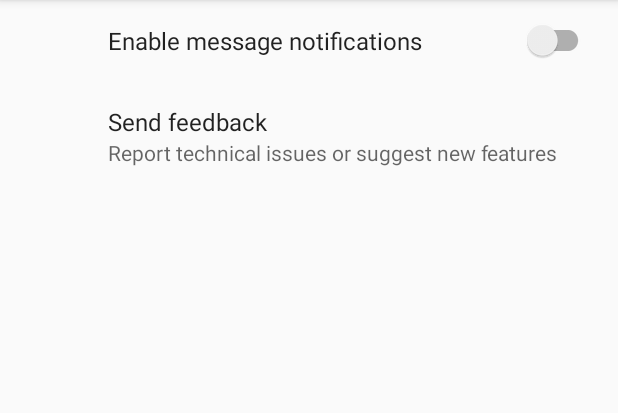
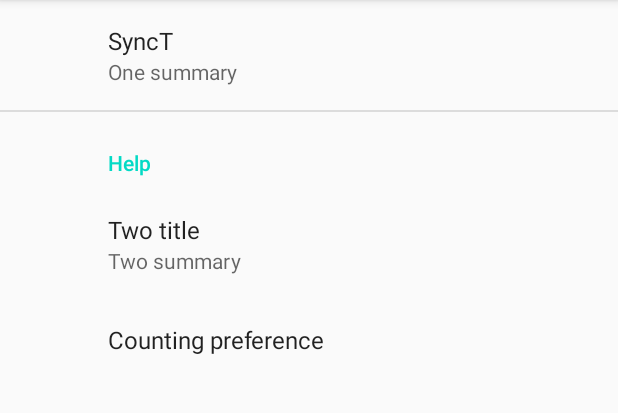
Before and after one commit to dreamlvxx/PreferenceKtDemo, an Android app: the screen it shows after launch (MainActivity), on a phone screen of 412 x 824 dp, the part 84-497 px from its top. Run offline under Robolectric (Android 15) with nearby library versions, the phone set to English and light mode, and no system bars; our stand-ins replace androidx.preference; 1 statement that could not run was skipped.

Commit message:
modify something

```diff
--- a/app/src/main/java/com/dream/preferencektdemo/MainActivity.kt
+++ b/app/src/main/java/com/dream/preferencektdemo/MainActivity.kt
@@ -2,14 +2,35 @@ package com.dream.preferencektdemo
 
 import androidx.appcompat.app.AppCompatActivity
 import android.os.Bundle
+import androidx.preference.Preference
+import androidx.preference.PreferenceFragmentCompat
 
-class MainActivity : AppCompatActivity() {
+class MainActivity : AppCompatActivity() ,PreferenceFragmentCompat.OnPreferenceStartFragmentCallback{
     override fun onCreate(savedInstanceState: Bundle?) {
         super.onCreate(savedInstanceState)
         setContentView(R.layout.activity_main)
         supportFragmentManager
             .beginTransaction()
-            .replace(R.id.fl, MyPrefrenceFragment())
+            .replace(R.id.fl, MyPreferenceFragment())
             .commit()
     }
+
+    override fun onPreferenceStartFragment(
+        caller: PreferenceFragmentCompat?,
+        pref: Preference
+    ): Boolean {
+        val args = pref.extras
+        val fragment = supportFragmentManager.fragmentFactory.instantiate(
+            classLoader,
+            pref.fragment)
+        fragment.arguments = args
+        fragment.setTargetFragment(caller, 0)
+        // Replace the existing Fragment with the new Fragment
+        supportFragmentManager.beginTransaction()
+            .replace(R.id.fl, fragment)
+            .addToBackStack(null)
+            .commit()
+        return true
+    }
+
 }
--- /dev/null
+++ b/app/src/main/java/com/dream/preferencektdemo/MyPreferenceFragment.kt
@@ -0,0 +1,33 @@
+package com.dream.preferencektdemo
+
+import android.os.Bundle
+import android.text.InputType
+import android.text.TextUtils
+import androidx.preference.EditTextPreference
+import androidx.preference.Preference
+import androidx.preference.PreferenceFragmentCompat
+
+class MyPreferenceFragment : PreferenceFragmentCompat() {
+    override fun onCreatePreferences(savedInstanceState: Bundle?, rootKey: String?) {
+        setPreferencesFromResource(R.xml.preferences, rootKey)
+        val signaturePreference: Preference? = findPreference("syncpre")
+        val s = signaturePreference?.title
+        println(s)
+
+        val countingPreference: EditTextPreference? = findPreference("counting")
+
+        countingPreference?.summaryProvider =
+            Preference.SummaryProvider<EditTextPreference> { preference ->
+                val text = preference.text
+                if (TextUtils.isEmpty(text)) {
+                    "Not set"
+                } else {
+                    "Length of saved value: $text"
+                }
+            }
+
+        countingPreference?.setOnBindEditTextListener { editText ->
+            editText.inputType = InputType.TYPE_CLASS_NUMBER
+        }
+    }
+}
--- a/app/src/main/java/com/dream/preferencektdemo/MyPrefrenceFragment.kt
+++ b/app/src/main/java/com/dream/preferencektdemo/SyncFragment.kt
@@ -3,8 +3,8 @@ package com.dream.preferencektdemo
 import android.os.Bundle
 import androidx.preference.PreferenceFragmentCompat
 
-class MyPrefrenceFragment : PreferenceFragmentCompat() {
+class SyncFragment : PreferenceFragmentCompat() {
     override fun onCreatePreferences(savedInstanceState: Bundle?, rootKey: String?) {
-        setPreferencesFromResource(R.xml.preferences, rootKey)
+        setPreferencesFromResource(R.xml.sync_oreferences, rootKey)
     }
 }
--- a/app/src/main/res/xml/preferences.xml
+++ b/app/src/main/res/xml/preferences.xml
@@ -2,13 +2,29 @@
 <PreferenceScreen
     xmlns:app="http://schemas.android.com/apk/res-auto">
 
-    <SwitchPreferenceCompat
-        app:key="notifications"
-        app:title="Enable message notifications"/>
 
-    <Preference
-        app:key="feedback"
-        app:title="Send feedback"
-        app:summary="Report technical issues or suggest new features"/>
+<!--        <SwitchPreferenceCompat-->
+<!--            app:key="notifications"-->
+<!--            app:title="Enable message notifications"/>-->
+        <Preference
+            app:fragment="com.dream.preferencektdemo.SyncFragment"
+            app:key="syncpre"
+            app:summary="One summary"
+            app:title="SyncT"/>
+
+    <PreferenceCategory
+        app:key="help_category"
+        app:title="Help">
+
+        <Preference
+            app:key="feedback"
+            app:summary="Two summary"
+            app:title="Two title"/>
+
+        <EditTextPreference
+            app:key="counting"
+            app:title="Counting preference"/>
+
+    </PreferenceCategory>
 
 </PreferenceScreen>
```
Also changed, not shown: app/src/main/res/xml/sync_oreferences.xml (added, +20 -0 lines).
